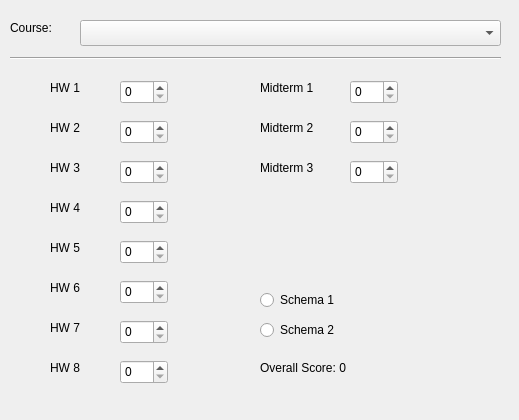
Qt form mainwindow.ui (jacobfisher18/grade_calculator) before a commit.
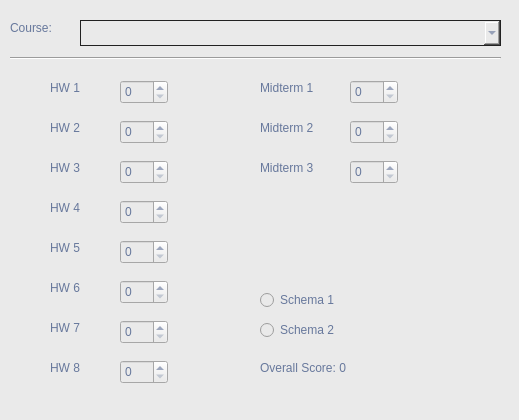
The same form after that commit.

Commit message: messed with styles

```diff
--- a/mainwindow.ui
+++ b/mainwindow.ui
@@ -13,6 +13,11 @@
   <property name="windowTitle">
    <string>MainWindow</string>
   </property>
+  <property name="styleSheet">
+   <string notr="true">font: 13pt &quot;Avenir Next&quot;;
+background-color: rgb(234, 234, 234);
+color: rgb(103, 120, 156);</string>
+  </property>
   <widget class="QWidget" name="centralWidget">
    <widget class="QLabel" name="courselabel">
     <property name="geometry">
@@ -49,6 +54,9 @@
       <height>26</height>
      </rect>
     </property>
+    <property name="styleSheet">
+     <string notr="true">border: 1px solid #222;</string>
+    </property>
    </widget>
    <widget class="QLabel" name="hw1label">
     <property name="geometry">
@@ -72,6 +80,9 @@
       <height>24</height>
      </rect>
     </property>
+    <property name="styleSheet">
+     <string notr="true"/>
+    </property>
    </widget>
    <widget class="QLabel" name="hw2label">
     <property name="geometry">
@@ -118,6 +129,9 @@
       <height>24</height>
      </rect>
     </property>
+    <property name="styleSheet">
+     <string notr="true"/>
+    </property>
    </widget>
    <widget class="QLabel" name="overalllabel">
     <property name="geometry">
```
The commit also changes 2 other files.
